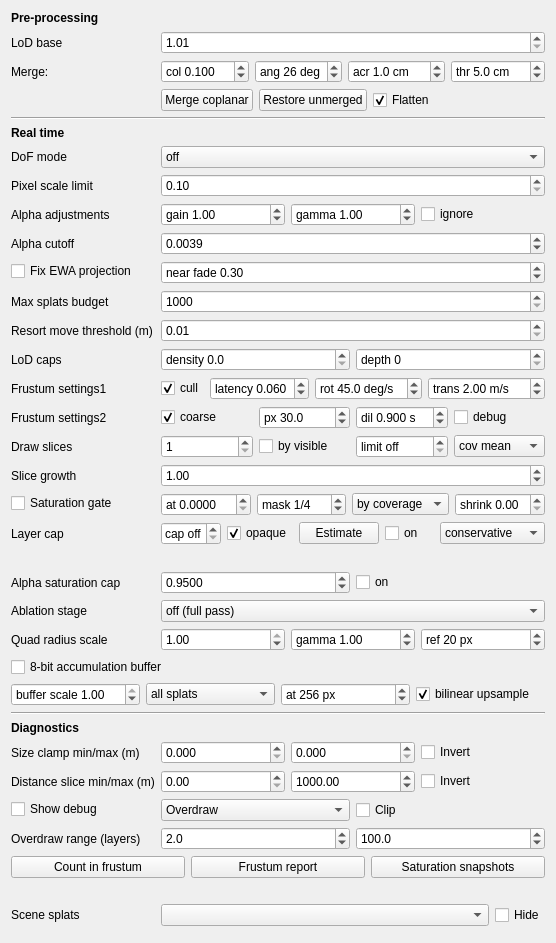
The window that gui_client/GaussianSplatSettingsWidget.ui (russiaman/substrata_robo) describes before a commit, drawn with Qt 5.
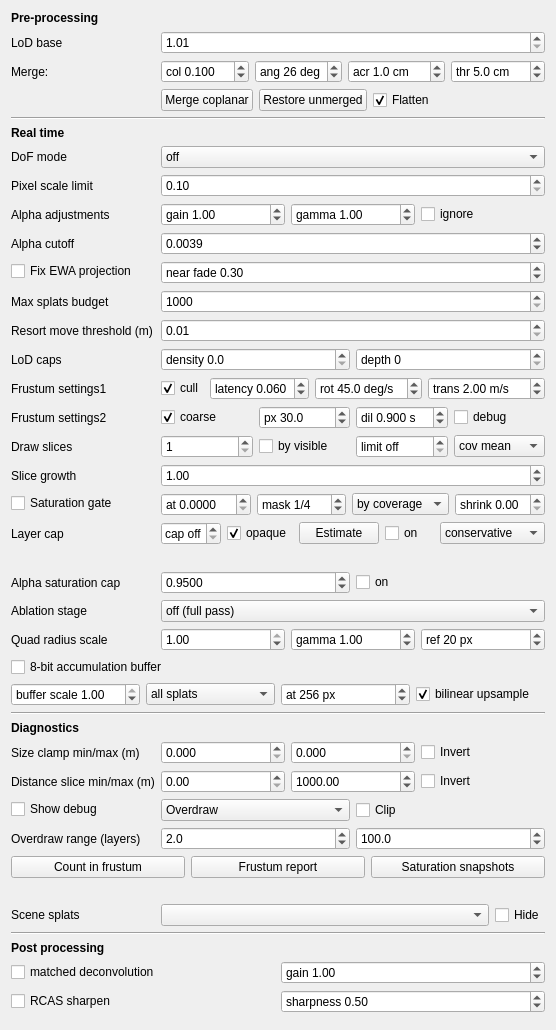
The same window after the commit.

Commit message: Splat settings: Post processing section (matched deconvolution + RCAS)

```diff
--- a/gui_client/GaussianSplatSettingsWidget.ui
+++ b/gui_client/GaussianSplatSettingsWidget.ui
@@ -1945,6 +1945,104 @@
     </layout>
    </item>
    <item row="35" column="0" colspan="2">
+    <widget class="QFrame" name="postProcessingSeparatorLine">
+     <property name="frameShape">
+      <enum>QFrame::HLine</enum>
+     </property>
+     <property name="frameShadow">
+      <enum>QFrame::Sunken</enum>
+     </property>
+    </widget>
+   </item>
+   <item row="36" column="0" colspan="2">
+    <widget class="QLabel" name="postProcessingLabel">
+     <property name="text">
+      <string>Post processing</string>
+     </property>
+     <property name="styleSheet">
+      <string notr="true">font-weight: bold;</string>
+     </property>
+    </widget>
+   </item>
+   <item row="37" column="0" colspan="2">
+    <layout class="QHBoxLayout" name="deconvLayout">
+     <item>
+      <widget class="QCheckBox" name="deconvEnabledCheckBox">
+       <property name="text">
+        <string>matched deconvolution</string>
+       </property>
+       <property name="toolTip">
+        <string>SESSION068 - Approximate inverse of the KNOWN blur the downscale + bilinear upsample introduce on the splat buffer. Two Gaussian sources (the +0.3 low-pass on the 2D covariance diagonal, variance 0.3 texels^2; and the bilinear-tent kernel, variance 1/6), and the excess over scale 1 is undone by a discrete 5-point laplacian with an analytically derived strength: no per-scene tuning. Inert at buffer scale 1 by construction, so this checkbox does nothing there. Restores contrast lost to the upscale; cannot create detail the buffer does not carry.</string>
+       </property>
+      </widget>
+     </item>
+     <item>
+      <widget class="QDoubleSpinBox" name="deconvGainDoubleSpinBox">
+       <property name="prefix">
+        <string>gain </string>
+       </property>
+       <property name="decimals">
+        <number>2</number>
+       </property>
+       <property name="minimum">
+        <double>0.000000000000000</double>
+       </property>
+       <property name="maximum">
+        <double>10.000000000000000</double>
+       </property>
+       <property name="singleStep">
+        <double>0.050000000000000</double>
+       </property>
+       <property name="value">
+        <double>1.000000000000000</double>
+       </property>
+       <property name="toolTip">
+        <string>A/B multiplier on the analytically derived deconvolution strength. 1.0 = exactly as derived. Kept as a diagnostic knob to verify the derivation by eye: if the visually pleasing value is far from 1.0, the derivation is off, not the default. Result is clamped to the four-neighbour min/max regardless of gain, so this cannot ring by construction.</string>
+       </property>
+      </widget>
+     </item>
+    </layout>
+   </item>
+   <item row="38" column="0" colspan="2">
+    <layout class="QHBoxLayout" name="rcasLayout">
+     <item>
+      <widget class="QCheckBox" name="rcasEnabledCheckBox">
+       <property name="text">
+        <string>RCAS sharpen</string>
+       </property>
+       <property name="toolTip">
+        <string>SESSION068 - AMD FidelityFX RCAS (MIT). A contrast-adaptive sharpen whose output is bounded by the four-neighbour min/max by construction, so it cannot ring or halo. Independent of the deconvolution above so either can be A/B tested alone or both applied together (deconvolution first, RCAS on top). Inert at buffer scale 1.</string>
+       </property>
+      </widget>
+     </item>
+     <item>
+      <widget class="QDoubleSpinBox" name="rcasSharpnessDoubleSpinBox">
+       <property name="prefix">
+        <string>sharpness </string>
+       </property>
+       <property name="decimals">
+        <number>2</number>
+       </property>
+       <property name="minimum">
+        <double>0.000000000000000</double>
+       </property>
+       <property name="maximum">
+        <double>1.000000000000000</double>
+       </property>
+       <property name="singleStep">
+        <double>0.050000000000000</double>
+       </property>
+       <property name="value">
+        <double>0.500000000000000</double>
+       </property>
+       <property name="toolTip">
+        <string>RCAS sharpness, 0..1 - fraction of the algorithm's safe maximum lobe. 0 = mild, 1 = the strongest RCAS considers safe.</string>
+       </property>
+      </widget>
+     </item>
+    </layout>
+   </item>
+   <item row="39" column="0" colspan="2">
     <spacer name="verticalSpacer">
      <property name="orientation">
       <enum>Qt::Vertical</enum>
```
The commit also changes 2 other files.
